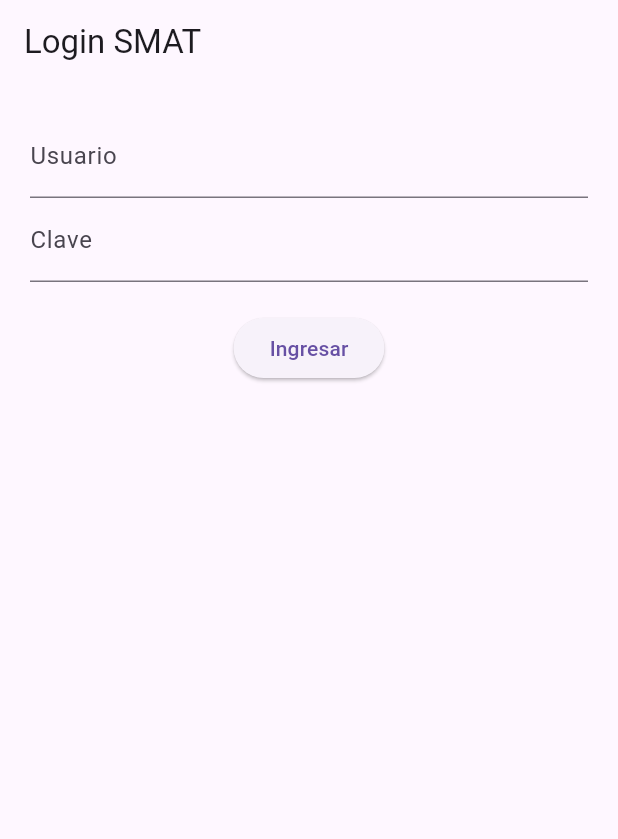
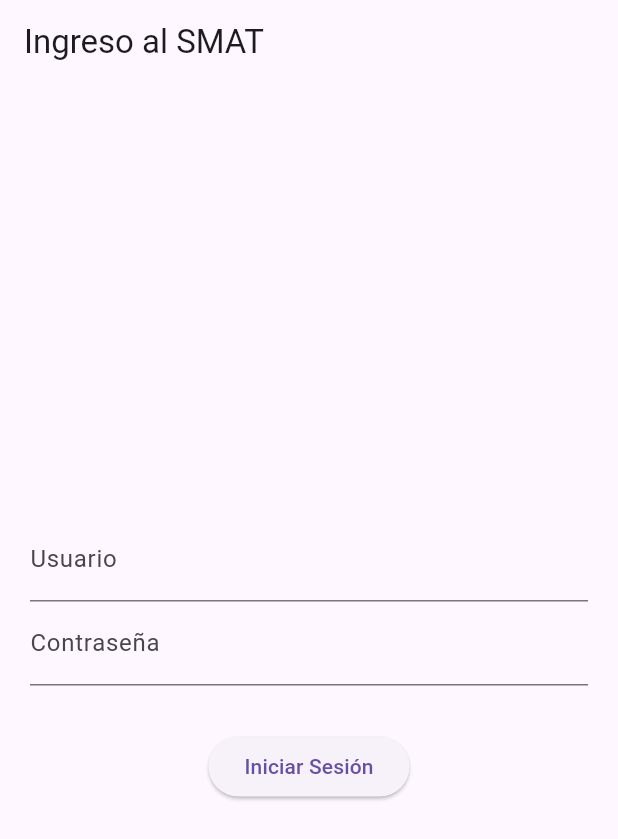
Before and after one commit to aldolauran-cmyk/smat-ecosystem-2026, a Flutter app: the screen it shows after launch, on a phone screen of 412 x 824 dp. Shown: the top 839 px of the screen. Run offline on Flutter 3.47's test engine with Material 3 defaults, Android fonts, the phone set to English and light mode, and no system bars; our stand-ins replace shared_preferences.

Commit message:
feat: implementacion completa Lab 6.3 - Persistencia y Navegacion

```diff
--- a/mobile/lib/main.dart
+++ b/mobile/lib/main.dart
@@ -1,14 +1,29 @@
 import 'package:flutter/material.dart';
-import 'services/auth_service.dart';
 import 'screens/login_screen.dart';
 import 'screens/home_page.dart';
+import 'services/auth_service.dart';
 
-void main() async {
-  WidgetsFlutterBinding.ensureInitialized();
-  final String? token = await AuthService().getToken();
+void main() => runApp(const SMATApp());
 
-  runApp(MaterialApp(
-    debugShowCheckedModeBanner: false,
-    home: token != null ? HomePage() : LoginScreen(),
-  ));
+class SMATApp extends StatelessWidget {
+  const SMATApp({super.key});
+
+  @override
+  Widget build(BuildContext context) {
+    return MaterialApp(
+      debugShowCheckedModeBanner: false,
+      home: FutureBuilder(
+        future: AuthService().getToken(),
+        builder: (context, snapshot) {
+          if (snapshot.connectionState == ConnectionState.waiting) {
+            return const Scaffold(body: Center(child: CircularProgressIndicator()));
+          }
+          if (snapshot.hasData && snapshot.data != null) {
+            return const HomePage();
+          }
+          return const LoginScreen();
+        },
+      ),
+    );
+  }
 }
--- a/mobile/lib/screens/login_screen.dart
+++ b/mobile/lib/screens/login_screen.dart
@@ -3,35 +3,40 @@ import '../services/auth_service.dart';
 import 'home_page.dart';
 
 class LoginScreen extends StatefulWidget {
+  const LoginScreen({super.key});
   @override
-  _LoginScreenState createState() => _LoginScreenState();
+  State<LoginScreen> createState() => _LoginScreenState();
 }
 
 class _LoginScreenState extends State<LoginScreen> {
   final _userController = TextEditingController();
   final _passController = TextEditingController();
+  bool _isLoading = false;
 
-  void _entrar() async {
+  void _handleLogin() async {
+    setState(() => _isLoading = true);
     bool success = await AuthService().login(_userController.text, _passController.text);
+    setState(() => _isLoading = false);
     if (success) {
-      Navigator.pushReplacement(context, MaterialPageRoute(builder: (context) => HomePage()));
+      Navigator.pushReplacement(context, MaterialPageRoute(builder: (context) => const HomePage()));
     } else {
-      ScaffoldMessenger.of(context).showSnackBar(SnackBar(content: Text("Error de acceso")));
+      ScaffoldMessenger.of(context).showSnackBar(const SnackBar(content: Text('Credenciales incorrectas')));
     }
   }
 
   @override
   Widget build(BuildContext context) {
     return Scaffold(
-      appBar: AppBar(title: Text("Login SMAT")),
+      appBar: AppBar(title: const Text('Ingreso al SMAT')),
       body: Padding(
-        padding: EdgeInsets.all(20),
+        padding: const EdgeInsets.all(20.0),
         child: Column(
+          mainAxisAlignment: MainAxisAlignment.center,
           children: [
-            TextField(controller: _userController, decoration: InputDecoration(labelText: "Usuario")),
-            TextField(controller: _passController, decoration: InputDecoration(labelText: "Clave"), obscureText: true),
-            SizedBox(height: 20),
-            ElevatedButton(onPressed: _entrar, child: Text("Ingresar"))
+            TextField(controller: _userController, decoration: const InputDecoration(labelText: 'Usuario')),
+            TextField(controller: _passController, decoration: const InputDecoration(labelText: 'Contraseña'), obscureText: true),
+            const SizedBox(height: 30),
+            _isLoading ? const CircularProgressIndicator() : ElevatedButton(onPressed: _handleLogin, child: const Text('Iniciar Sesión'))
           ],
         ),
       ),
```
Also changed, not shown: mobile/lib/screens/add_estacion.dart (+12 -34 lines), mobile/lib/screens/home_page.dart (+9 -7 lines), mobile/lib/services/api_service.dart (+2 -6 lines), mobile/lib/services/auth_service.dart (+0 -11 lines).
